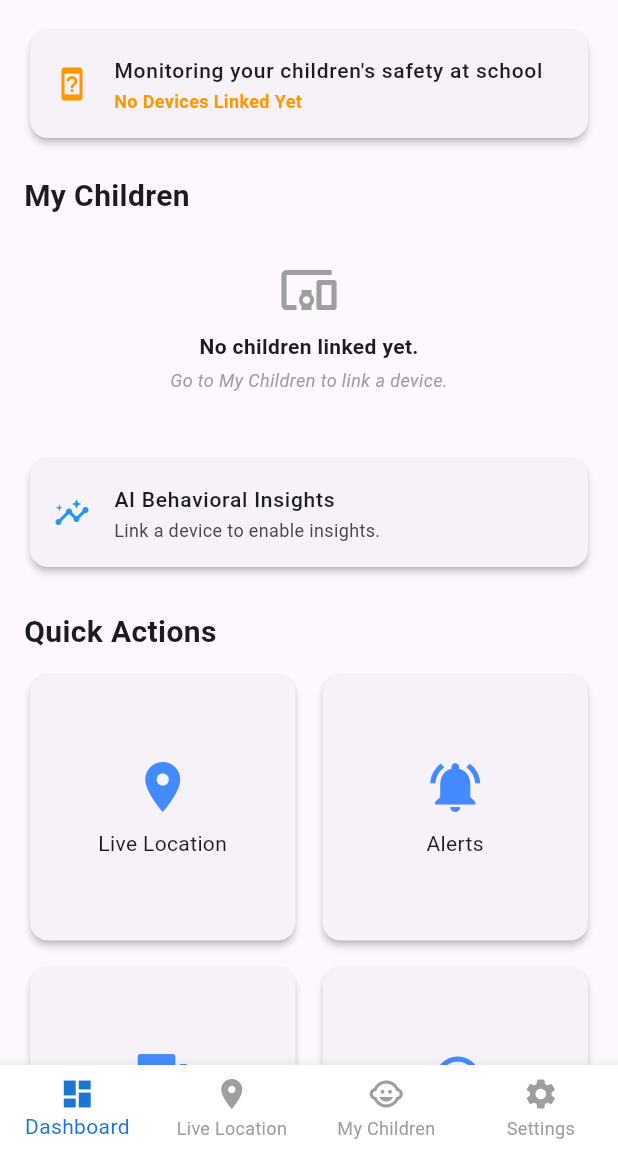
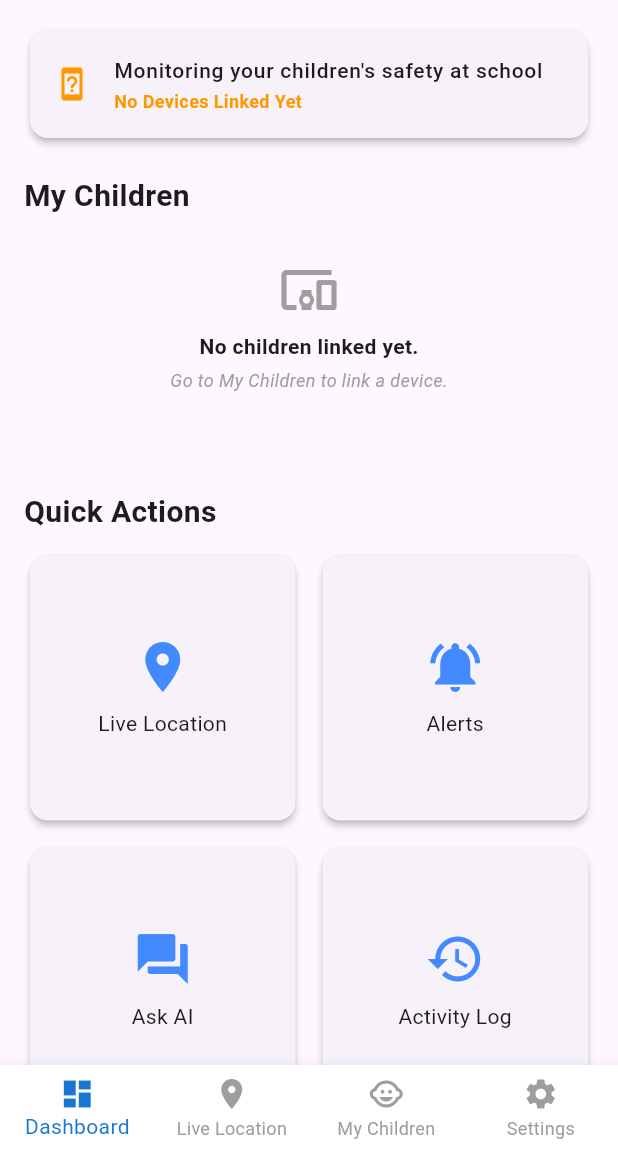
Before and after one commit to law4percent/SafeTrack, a Flutter app: the screen it shows once a user with an empty profile is signed in, on a phone screen of 412 x 824 dp, the part 84-1236 px from its top. Run offline on Flutter 3.47's test engine with Material 3 defaults, Android fonts, the phone set to English and light mode, and no system bars; our stand-ins replace firebase_auth, firebase_core, firebase_database, google_generative_ai, image_picker; accounts and stored records are empty.

Commit message:
REMOVE: Remove the redundant AI insight in the dashboard because that feauture will find in AI ChatBot

```diff
--- a/app/SafeTrack/lib/screens/dashboard_screen.dart
+++ b/app/SafeTrack/lib/screens/dashboard_screen.dart
@@ -173,9 +173,6 @@ class DashboardContent extends StatelessWidget {
             _buildMyChildrenSection(context, isTablet, isDesktop),
 
             SizedBox(height: isDesktop ? 30.0 : isTablet ? 25.0 : 20.0),
-
-            // AI Behavioral Insights
-            _buildAIBsection(isTablet, isDesktop),
 
             SizedBox(height: isDesktop ? 40.0 : isTablet ? 30.0 : 25.0),
 
@@ -390,55 +387,6 @@ class DashboardContent extends StatelessWidget {
     }
   }
 
-  Widget _buildAIBsection(bool isTablet, bool isDesktop) {
-    return StreamBuilder<List<Map<String, dynamic>>>(
-      stream: _getAllChildrenStatus(),
-      builder: (context, snapshot) {
-        final childrenStatus = snapshot.data ?? [];
-        final bool hasEmergency = childrenStatus.any((child) => child['sosActive'] == true);
-        final bool allOnline = childrenStatus.isNotEmpty &&
-            childrenStatus.every((child) => child['isOnline'] == true);
-
-        String insightText;
-
-        if (hasEmergency) {
-          insightText = '🚨 EMERGENCY ALERT! Immediate attention required.';
-        } else if (childrenStatus.isEmpty) {
-          insightText = 'Link a device to enable insights.';
-        } else if (allOnline) {
-          insightText = 'All Patterns Normal. Your children are following their usual routines.';
-        } else {
-          insightText = 'Some devices offline. Monitoring limited connectivity.';
-        }
-
-        return Card(
-          elevation: 2,
-          child: ListTile(
-            leading: Icon(
-              Icons.insights,
-              color: hasEmergency ? Colors.red : Colors.blue,
-              size: isDesktop ? 32.0 : isTablet ? 28.0 : 24.0,
-            ),
-            title: Text(
-              'AI Behavioral Insights',
-              style: TextStyle(
-                fontSize: isDesktop ? 18.0 : isTablet ? 16.0 : 14.0,
-                fontWeight: FontWeight.w500,
-              ),
-            ),
-            subtitle: Text(
-              insightText,
-              style: TextStyle(
-                fontSize: isDesktop ? 14.0 : isTablet ? 13.0 : 12.0,
-                color: hasEmergency ? Colors.red : null,
-                fontWeight: hasEmergency ? FontWeight.bold : FontWeight.normal,
-              ),
-            ),
-          ),
-        );
-      },
-    );
-  }
 
   Stream<List<Map<String, dynamic>>> _getAllChildrenStatus() {
     return Stream.fromFuture(Future.wait(
```
